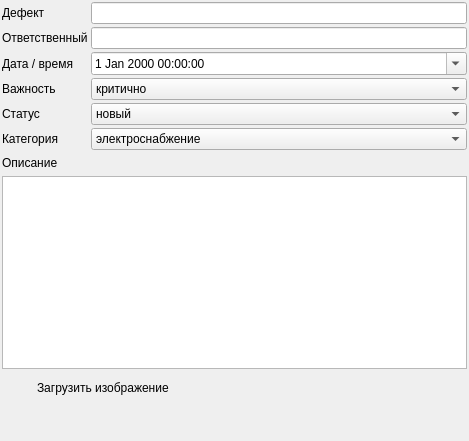
The window that fluffy-dollop/applicationplugins/virainfoplugin/markform.ui (autocomp/fluffy-dollop) describes before a commit, drawn with Qt 5.
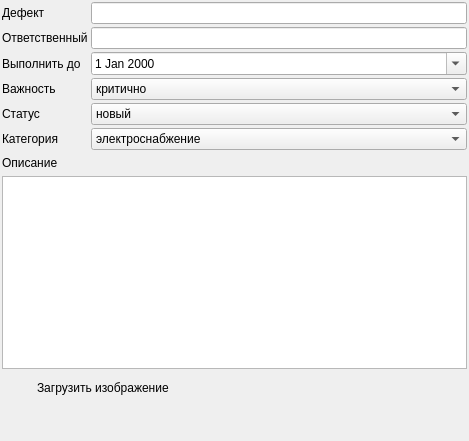
The same window after the commit.

The edit to the form file:
```diff
--- a/fluffy-dollop/applicationplugins/virainfoplugin/markform.ui
+++ b/fluffy-dollop/applicationplugins/virainfoplugin/markform.ui
@@ -54,14 +54,7 @@
      <item row="2" column="0">
       <widget class="QLabel" name="label_3">
        <property name="text">
-        <string>Дата / время</string>
-       </property>
-      </widget>
-     </item>
-     <item row="2" column="1">
-      <widget class="QDateTimeEdit" name="dateTime">
-       <property name="calendarPopup">
-        <bool>true</bool>
+        <string>Выполнить до</string>
        </property>
       </widget>
      </item>
@@ -193,6 +186,13 @@
        </item>
       </widget>
      </item>
+     <item row="2" column="1">
+      <widget class="QDateEdit" name="dateEdit">
+       <property name="calendarPopup">
+        <bool>true</bool>
+       </property>
+      </widget>
+     </item>
     </layout>
    </item>
    <item>
```
Left out of the diff: 23 changed lines with no effect on the pictures.
